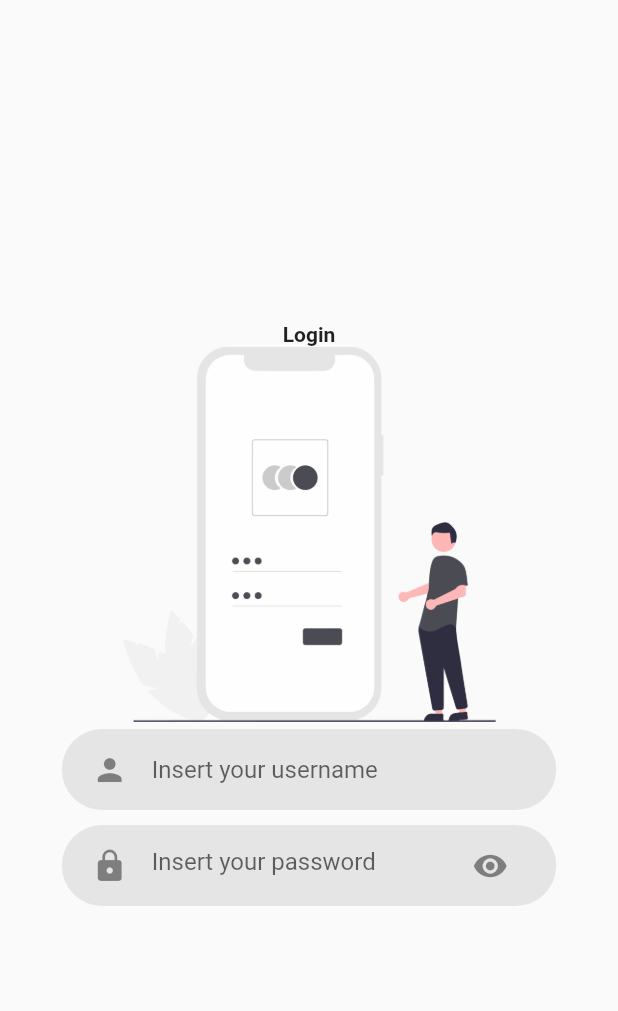
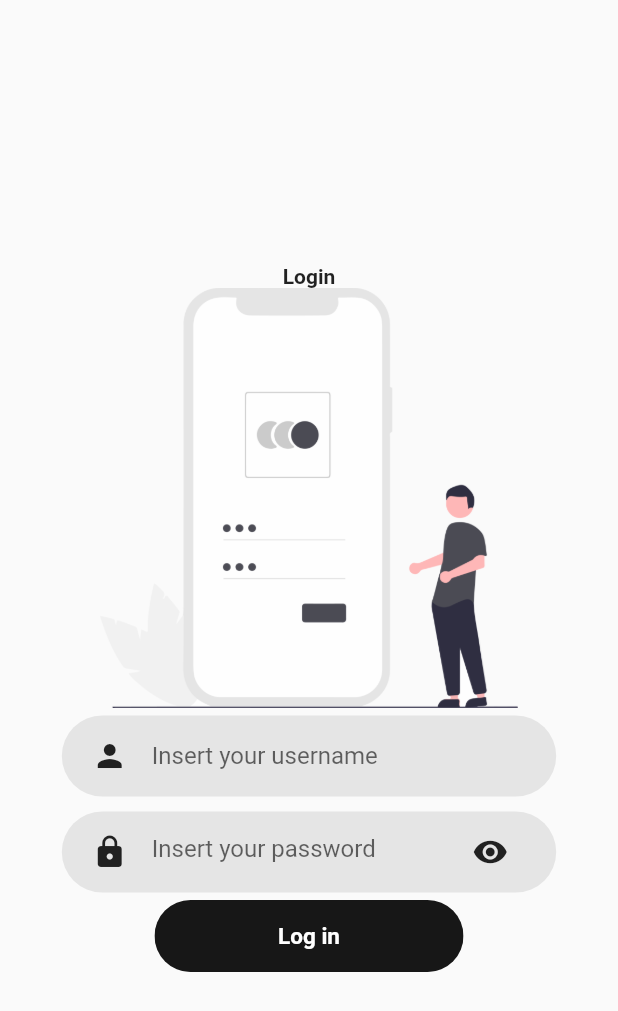
Before and after one commit to Sushi-Oriented/SistemPenilaianGuru, a Flutter app: the screen it shows after launch, after a tap on "Login", on a phone screen of 412 x 824 dp. Shown: the top 1011 px of the screen. Run offline on Flutter 3.47's test engine with Material 2 defaults, Android fonts, the phone set to English and light mode, and no system bars; our stand-ins replace flutter_signin_button.

Commit message:
Login Screen done

```diff
--- a/lib/constant.dart
+++ b/lib/constant.dart
@@ -1,4 +1,5 @@
 import 'package:flutter/material.dart';
 
-const spgPrimaryColor = Color.fromRGBO(229, 229, 229, 100);
-const spgSecondaryColor = Color.fromRGBO(33, 33, 33, 100);
+const spgPrimaryColor = Color.fromRGBO(23, 23, 23, 100);
+const spgSecondaryColor = Color.fromRGBO(229, 229, 229, 100);
+const spgTierColor = Color.fromRGBO(33, 33, 33, 100);
--- a/lib/components/rounded_input_field.dart
+++ b/lib/screens/login/components/rounded_input_field.dart
@@ -1,26 +1,34 @@
 import 'package:flutter/material.dart';
-import 'package:spg_test/components/text_field_container.dart';
-import '../../constant.dart';
+import 'package:spg_test/screens/login/components/text_field_container.dart';
+import '../../../constant.dart';
 
 class RoundedInputField extends StatelessWidget {
-  final String hinText;
+  final String hintText;
   final IconData icon;
+  final Color color;
   final ValueChanged<String> onChanged;
 
   const RoundedInputField({
     Key key,
-    this.hinText,
+    this.hintText,
     this.icon = Icons.person,
+    this.color = spgTierColor,
     this.onChanged,
   }) : super(key: key);
 
   @override
   Widget build(BuildContext context) {
     return TexFieldContainer(
+      // Import from text_field_container
       child: TextField(
         onChanged: onChanged,
         decoration: InputDecoration(
-            icon: Icon(icon), hintText: hinText, border: InputBorder.none),
+            icon: Icon(
+              icon,
+              color: color,
+            ),
+            hintText: hintText,
+            border: InputBorder.none),
       ),
     );
   }
--- /dev/null
+++ b/lib/screens/login/components/rounded_password_field.dart
@@ -0,0 +1,42 @@
+import 'package:flutter/material.dart';
+import 'package:spg_test/screens/login/components/text_field_container.dart';
+import 'package:spg_test/screens/login/login_screen.dart';
+
+import '../../../constant.dart';
+
+class RoundedPasswordField extends StatelessWidget {
+  final ValueChanged<String> onChanged;
+  const RoundedPasswordField({
+    Key key,
+    this.onChanged,
+    @required LoginScreenState state,
+  })  : _state = state,
+        super(key: key);
+
+  final LoginScreenState _state;
+
+  @override
+  Widget build(BuildContext context) {
+    return TexFieldContainer(
+      child: TextField(
+        obscureText: !_state.showPassword,
+        onChanged: (value) => _state.password = value,
+        decoration: InputDecoration(
+            hintText: "Insert your password",
+            icon: Icon(
+              Icons.lock,
+              color: spgTierColor,
+            ),
+            border: InputBorder.none,
+            //suffixIcon: Icon(Icons.visibility, color: spgSecondaryColor)
+            suffixIcon: IconButton(
+              icon: Icon(
+                Icons.visibility,
+                color: spgTierColor,
+              ),
+              onPressed: () => _state.showPassword = !_state.showPassword,
+            )),
+      ),
+    );
+  }
+}
--- a/lib/components/text_field_container.dart
+++ b/lib/screens/login/components/text_field_container.dart
@@ -1,5 +1,5 @@
 import 'package:flutter/material.dart';
-import '../../constant.dart';
+import '../../../constant.dart';
 
 class TexFieldContainer extends StatelessWidget {
   final Widget child;
@@ -16,7 +16,7 @@ class TexFieldContainer extends StatelessWidget {
       padding: EdgeInsets.symmetric(horizontal: 20, vertical: 3),
       width: size.width * 0.8,
       decoration: BoxDecoration(
-        color: spgPrimaryColor,
+        color: spgSecondaryColor,
         borderRadius: BorderRadius.circular(29),
       ),
       child: child,
--- a/lib/screens/login/login_body.dart
+++ b/lib/screens/login/login_body.dart
@@ -1,8 +1,9 @@
 import 'package:flutter/material.dart';
-import 'package:spg_test/components/text_field_container.dart';
-import 'package:spg_test/components/rounded_input_field.dart';
+import 'package:spg_test/constant.dart';
+import 'package:spg_test/screens/login/components/rounded_input_field.dart';
+import 'package:spg_test/screens/login/components/rounded_password_field.dart';
+import 'package:spg_test/screens/welcome/welcome_screen.dart';
 import 'login_screen.dart';
-import '../../constant.dart';
 
 class LoginBody extends StatelessWidget {
   const LoginBody({state}) : _state = state;
@@ -11,6 +12,7 @@ class LoginBody extends StatelessWidget {
 
   @override
   Widget build(BuildContext context) {
+    Size size = MediaQuery.of(context).size;
     return Center(
       child: Container(
         child: Column(
@@ -22,24 +24,41 @@ class LoginBody extends StatelessWidget {
               ),
               Container(
                 child: Image(
-                    height: 250,
+                    height: 280,
                     image: AssetImage('assets/images/loginPic.png'),
                     fit: BoxFit.contain),
               ),
               RoundedInputField(
-                hinText: "Insert your username",
+                // Import from rounded_input_field.dart
+                hintText: "Insert your username",
                 onChanged: (value) => _state.username = value,
               ),
-              TexFieldContainer(
-                child: TextField(
-                  obscureText: !_state.showPassword,
-                  onChanged: (value) => _state.password = value,
-                  decoration: InputDecoration(
-                      hintText: "Insert your password",
-                      icon: Icon(Icons.lock),
-                      border: InputBorder.none,
-                      suffixIcon: Icon(
-                        Icons.visibility,
+              RoundedPasswordField(
+                // Import from rounded_passsword_field.dart
+                state: _state,
+              ),
+              Container(
+                width: size.width * 0.5,
+                child: ClipRRect(
+                  borderRadius: BorderRadius.circular(29),
+                  child: ElevatedButton(
+                      onPressed: () => Navigator.push(
+                            context,
+                            MaterialPageRoute(
+                                builder: (context) => WelcomeScreen()),
+                          ),
+                      child: Text(
+                        'Log in',
+                        style: TextStyle(
+                          fontSize: 15.0,
+                          fontWeight: FontWeight.bold,
+                          color: Colors.white,
+                        ),
+                      ),
+                      style: ElevatedButton.styleFrom(
+                        padding:
+                            EdgeInsets.symmetric(vertical: 15, horizontal: 40),
+                        primary: spgPrimaryColor,
                       )),
                 ),
               )
@@ -47,4 +66,4 @@ class LoginBody extends StatelessWidget {
       ),
     );
   }
-}
+} //14:09
```
